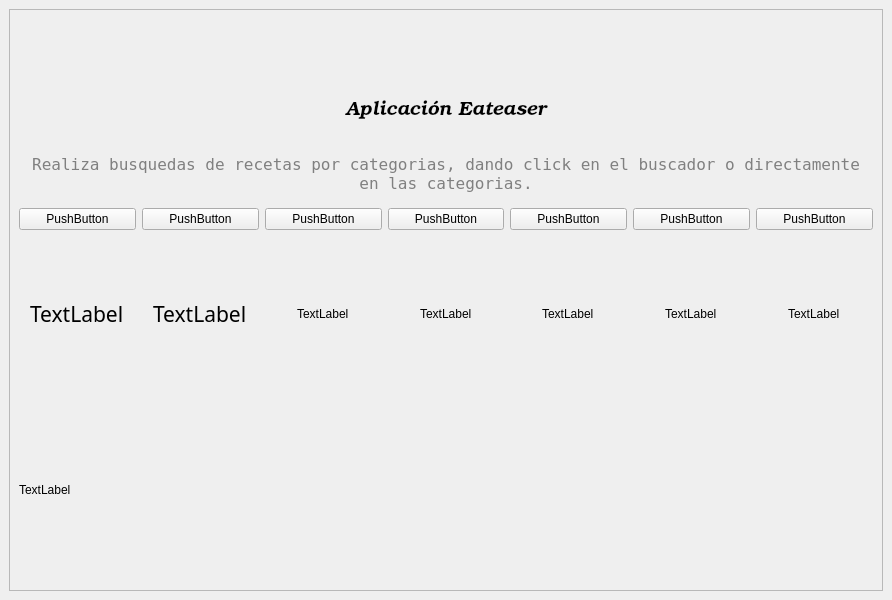
Above: Interfaz/app.ui from adobrasca512/EatEaser before the change. Below: the same form after it.
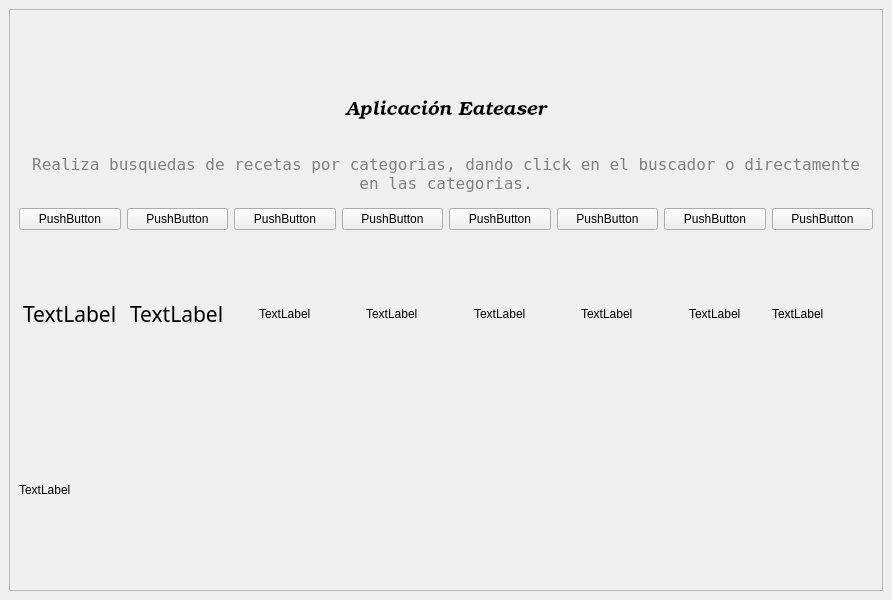
That is the form after the change. Icons and pictures are not drawn.

Patch:
```diff
--- a/Interfaz/app.ui
+++ b/Interfaz/app.ui
@@ -34,7 +34,17 @@
           </widget>
          </item>
          <item row="0" column="4">
-          <widget class="QPushButton" name="pushButton_3">
+          <widget class="QPushButton" name="btnpasta">
+           <property name="text">
+            <string>PushButton</string>
+           </property>
+          </widget>
+         </item>
+         <item row="0" column="0">
+          <widget class="QPushButton" name="btncarne">
+           <property name="styleSheet">
+            <string notr="true"/>
+           </property>
            <property name="text">
             <string>PushButton</string>
            </property>
@@ -129,11 +139,15 @@
            </property>
           </widget>
          </item>
-         <item row="0" column="0">
-          <widget class="QPushButton" name="btncarne">
-           <property name="styleSheet">
-            <string notr="true"/>
+         <item row="1" column="7">
+          <widget class="QLabel" name="label_12">
+           <property name="text">
+            <string>TextLabel</string>
            </property>
+          </widget>
+         </item>
+         <item row="0" column="7">
+          <widget class="QPushButton" name="btnpescado">
            <property name="text">
             <string>PushButton</string>
            </property>
```
Left out of the diff: 6 changed lines with no effect on the pictures.
